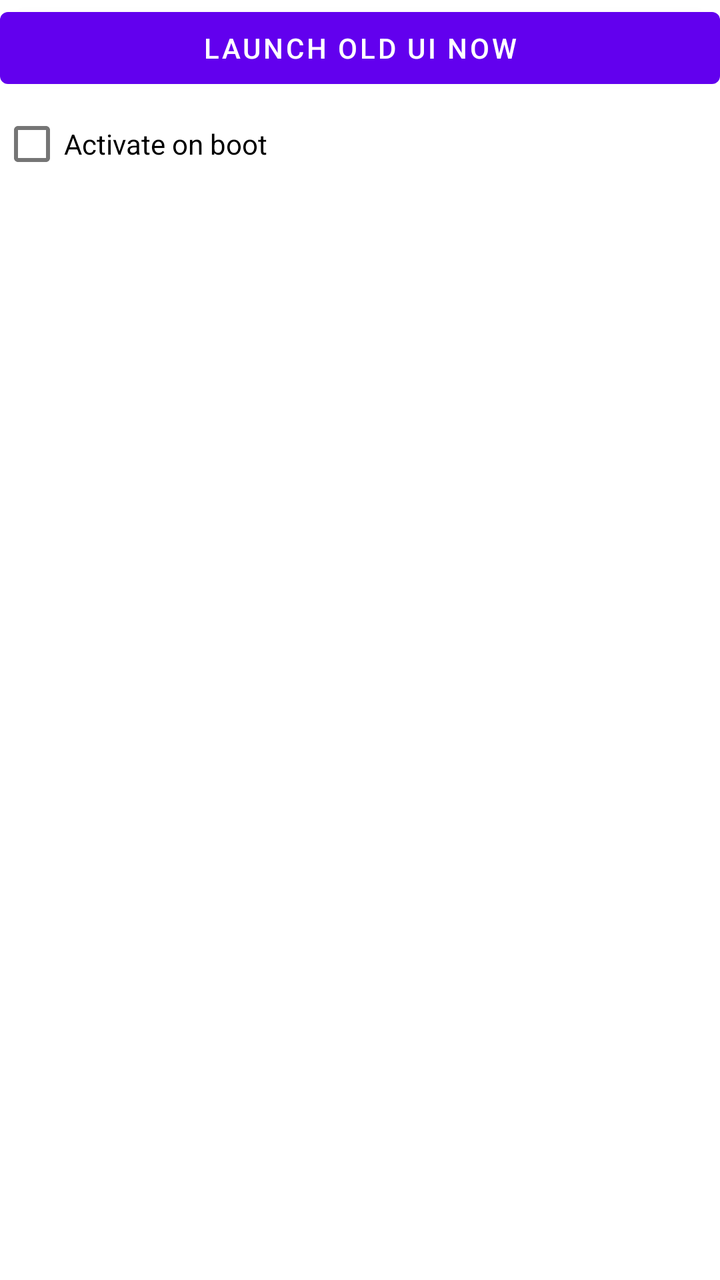
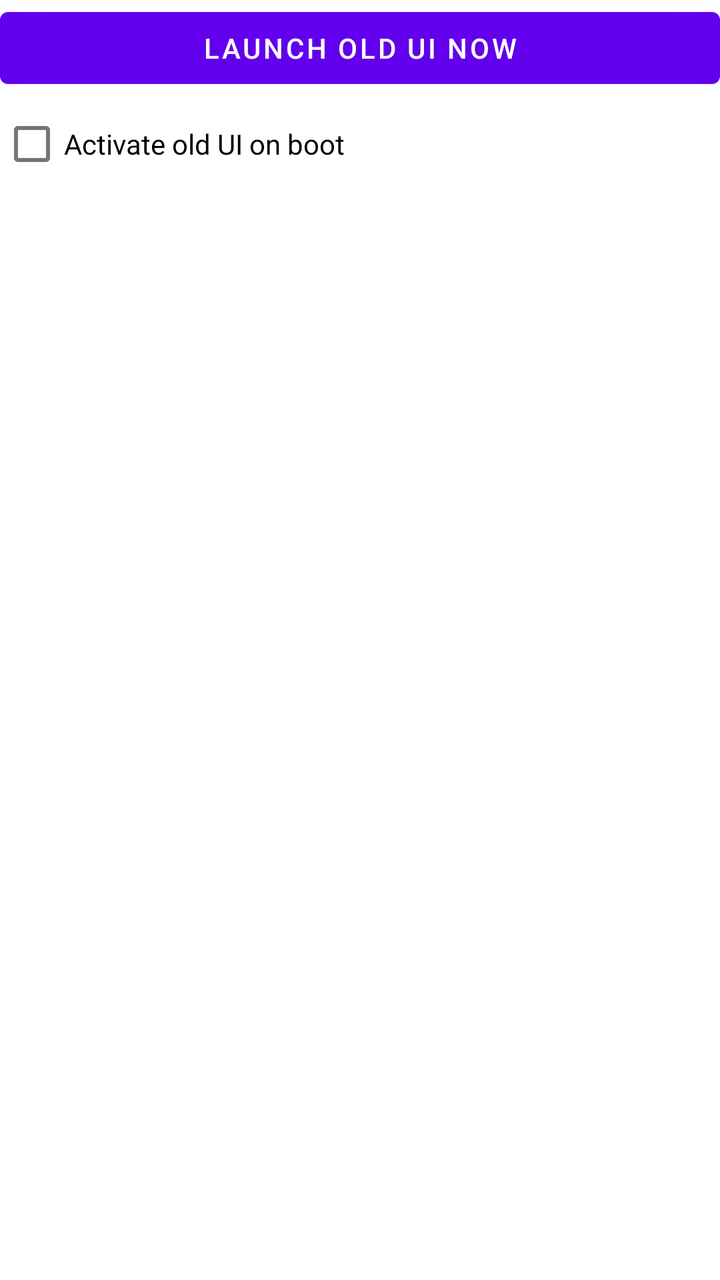

Compare the two renders of this Android layout. The source of the first and the diff that turns it into the second are given below.
<!-- AndroidManifest.xml: fallback theme Theme.MaterialComponents.DayNight.NoActionBar -->
<!-- res/layout/main.xml -->
<?xml version="1.0" encoding="utf-8"?>

<LinearLayout xmlns:android="http://schemas.android.com/apk/res/android"
    android:orientation="vertical"
    android:layout_width="match_parent"
    android:layout_height="match_parent">

    <Button
        android:layout_height="wrap_content"
        android:layout_width="match_parent"
        android:id="@+id/now"
        android:text="Launch old UI now"
        android:onClick="go"/>

    <CheckBox
        android:id="@+id/checkBox"
        android:layout_width="match_parent"
        android:layout_height="wrap_content"
        android:text="Activate on boot" />
</LinearLayout>
<!-- resources referenced by this layout -->
<resources>

</resources>

<!-- the commit's change to res/layout/main.xml (unified diff, before → after) -->
@@ -16,5 +16,11 @@
         android:id="@+id/checkBox"
         android:layout_width="match_parent"
         android:layout_height="wrap_content"
-        android:text="Activate on boot" />
+        android:text="Activate old UI on boot" />
+    <CheckBox
+        android:id="@+id/checkBoxLL"
+        android:layout_width="match_parent"
+        android:layout_height="wrap_content"
+        android:visibility="gone"
+        android:text="Run Lightning Launcher on boot" />
 </LinearLayout>
